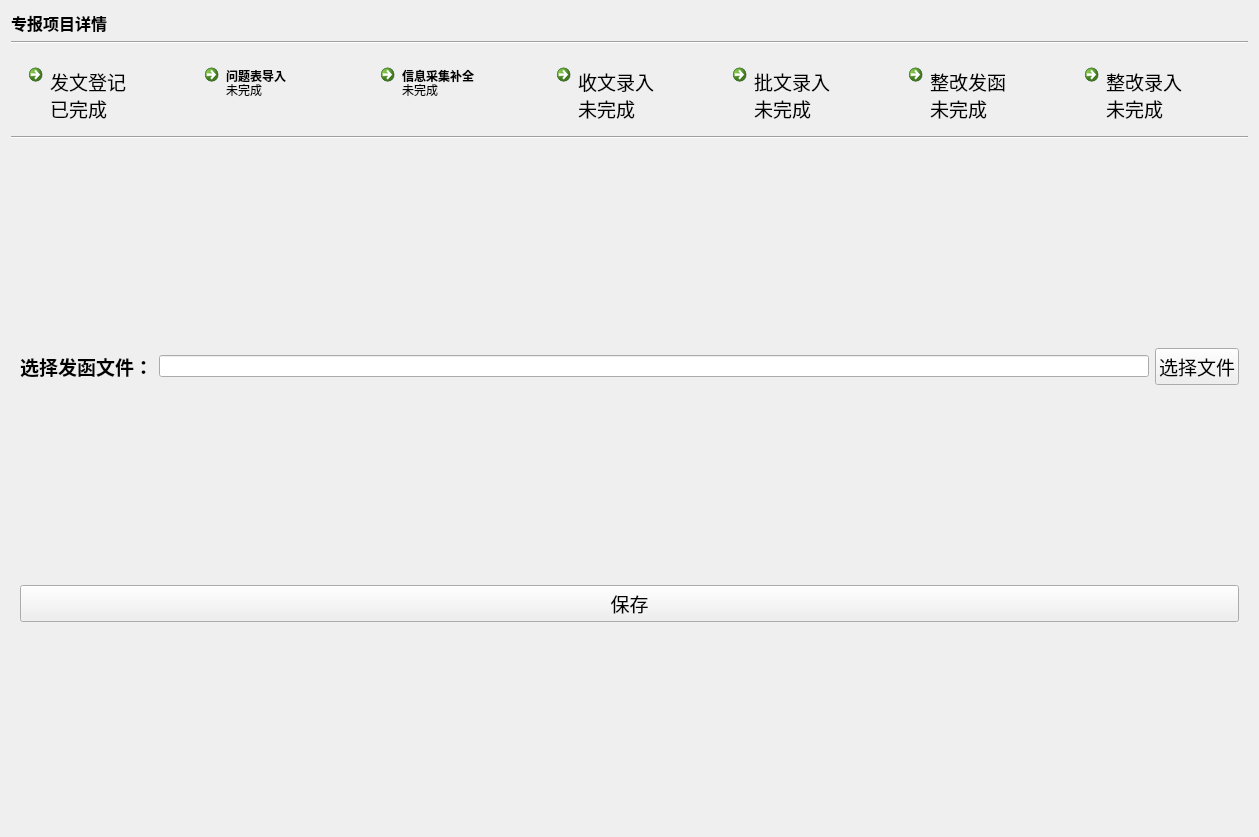
Above: ui_dir/zbdetail.ui from wind-sword/Audit before the change. Below: the same form after it.
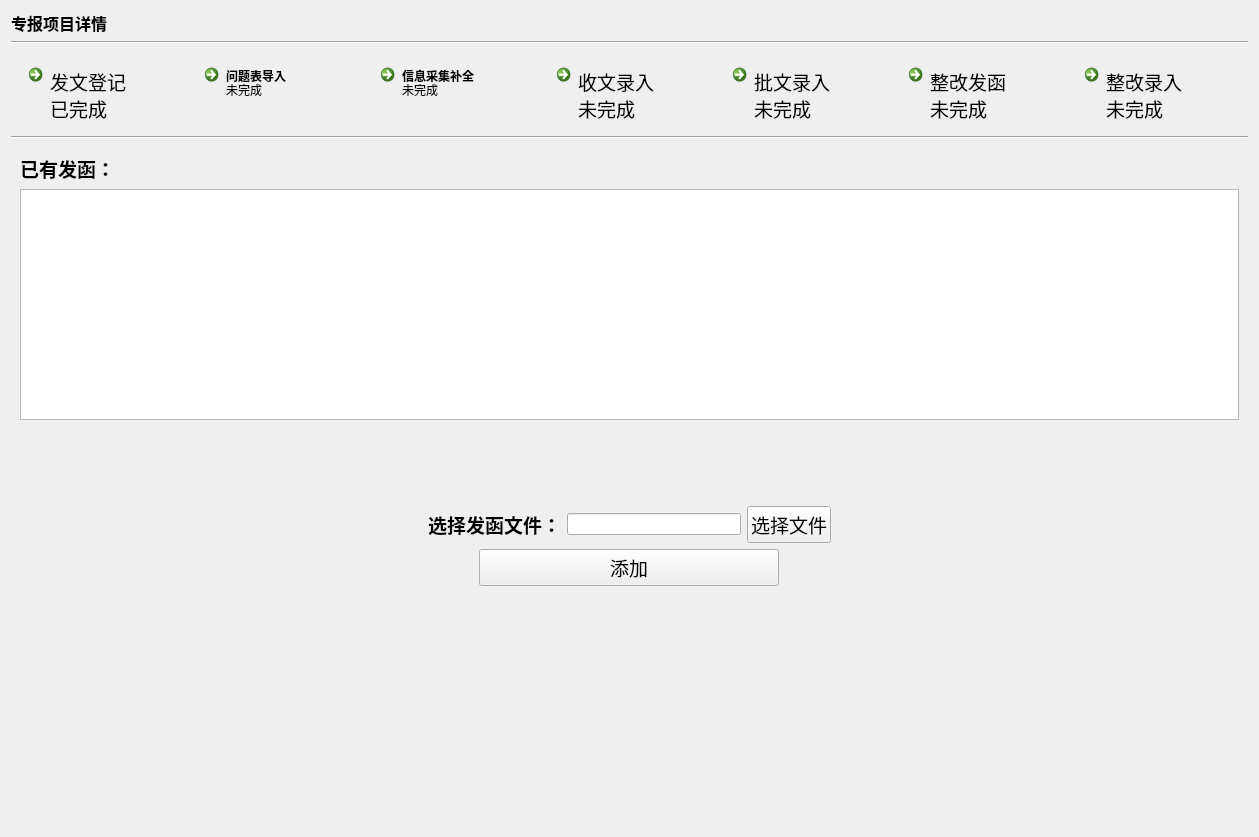
That is the form after the change. The open tabs and pages were chosen to show the change. Icons and pictures are not drawn.

Patch:
```diff
--- a/ui_dir/zbdetail.ui
+++ b/ui_dir/zbdetail.ui
@@ -1902,7 +1902,74 @@
      </widget>
      <widget class="QWidget" name="page_fahan">
       <layout class="QGridLayout" name="gridLayout_10">
+       <item row="2" column="1">
+        <spacer name="verticalSpacer">
+         <property name="orientation">
+          <enum>Qt::Vertical</enum>
+         </property>
+         <property name="sizeType">
+          <enum>QSizePolicy::Preferred</enum>
+         </property>
+         <property name="sizeHint" stdset="0">
+          <size>
+           <width>20</width>
+           <height>80</height>
+          </size>
+         </property>
+        </spacer>
+       </item>
+       <item row="4" column="1" alignment="Qt::AlignHCenter">
+        <widget class="QPushButton" name="pushButton_7">
+         <property name="minimumSize">
+          <size>
+           <width>300</width>
+           <height>0</height>
+          </size>
+         </property>
+         <property name="maximumSize">
+          <size>
+           <width>300</width>
+           <height>16777215</height>
+          </size>
+         </property>
+         <property name="font">
+          <font>
+           <pointsize>14</pointsize>
+          </font>
+         </property>
+         <property name="text">
+          <string>添加</string>
+         </property>
+        </widget>
+       </item>
        <item row="0" column="0">
+        <widget class="QLabel" name="label_27">
+         <property name="font">
+          <font>
+           <pointsize>14</pointsize>
+           <weight>75</weight>
+           <bold>true</bold>
+          </font>
+         </property>
+         <property name="text">
+          <string>已有发函：</string>
+         </property>
+        </widget>
+       </item>
+       <item row="3" column="0">
+        <spacer name="horizontalSpacer">
+         <property name="orientation">
+          <enum>Qt::Horizontal</enum>
+         </property>
+         <property name="sizeHint" stdset="0">
+          <size>
+           <width>40</width>
+           <height>20</height>
+          </size>
+         </property>
+        </spacer>
+       </item>
+       <item row="3" column="1">
         <layout class="QHBoxLayout" name="horizontalLayout_5">
          <item>
           <widget class="QLabel" name="label_23">
@@ -1928,17 +1995,34 @@
          </item>
         </layout>
        </item>
-       <item row="1" column="0">
-        <widget class="QPushButton" name="pushButton_7">
-         <property name="font">
-          <font>
-           <pointsize>14</pointsize>
-          </font>
+       <item row="5" column="1">
+        <spacer name="verticalSpacer_2">
+         <property name="orientation">
+          <enum>Qt::Vertical</enum>
          </property>
-         <property name="text">
-          <string>保存</string>
+         <property name="sizeHint" stdset="0">
+          <size>
+           <width>20</width>
+           <height>40</height>
+          </size>
          </property>
-        </widget>
+        </spacer>
+       </item>
+       <item row="3" column="2">
+        <spacer name="horizontalSpacer_3">
+         <property name="orientation">
+          <enum>Qt::Horizontal</enum>
+         </property>
+         <property name="sizeHint" stdset="0">
+          <size>
+           <width>40</width>
+           <height>20</height>
+          </size>
+         </property>
+        </spacer>
+       </item>
+       <item row="1" column="0" colspan="3">
+        <widget class="QListView" name="listView"/>
        </item>
       </layout>
      </widget>
```
